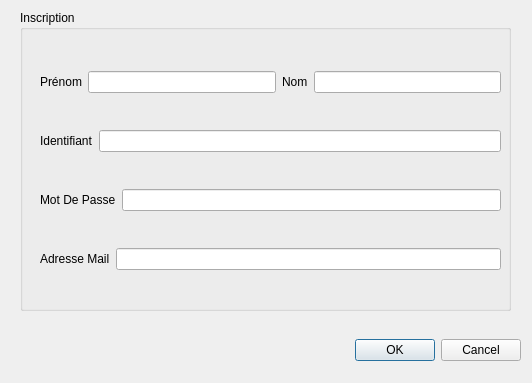
Old version of the form View/viewinscription.ui in the repository Darhal/Trottipret.
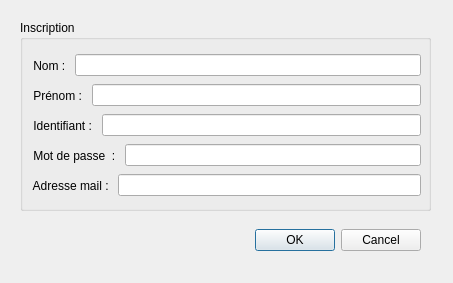
New version of the form.

```diff
--- a/View/viewinscription.ui
+++ b/View/viewinscription.ui
@@ -6,161 +6,20 @@
    <rect>
     <x>0</x>
     <y>0</y>
-    <width>532</width>
-    <height>383</height>
+    <width>453</width>
+    <height>283</height>
    </rect>
   </property>
   <property name="windowTitle">
    <string>Inscription</string>
   </property>
-  <widget class="QDialogButtonBox" name="buttonBox">
-   <property name="geometry">
-    <rect>
-     <x>330</x>
-     <y>320</y>
-     <width>191</width>
-     <height>61</height>
-    </rect>
-   </property>
-   <property name="orientation">
-    <enum>Qt::Horizontal</enum>
-   </property>
-   <property name="standardButtons">
-    <set>QDialogButtonBox::Cancel|QDialogButtonBox::Ok</set>
-   </property>
-  </widget>
-  <widget class="QGroupBox" name="groupBox">
-   <property name="geometry">
-    <rect>
-     <x>20</x>
-     <y>10</y>
-     <width>491</width>
-     <height>301</height>
-    </rect>
-   </property>
-   <property name="title">
-    <string>Inscription</string>
-   </property>
-   <widget class="QWidget" name="verticalLayoutWidget">
-    <property name="geometry">
-     <rect>
-      <x>20</x>
-      <y>30</y>
-      <width>461</width>
-      <height>261</height>
-     </rect>
-    </property>
-    <layout class="QVBoxLayout" name="verticalLayout_3">
-     <item>
-      <layout class="QHBoxLayout" name="horizontalLayout">
-       <item>
-        <widget class="QLabel" name="label_2">
-         <property name="maximumSize">
-          <size>
-           <width>16777215</width>
-           <height>30</height>
-          </size>
-         </property>
-         <property name="text">
-          <string>Prénom</string>
-         </property>
-        </widget>
-       </item>
-       <item>
-        <widget class="QLineEdit" name="prenom"/>
-       </item>
-       <item>
-        <widget class="QLabel" name="label">
-         <property name="maximumSize">
-          <size>
-           <width>16777215</width>
-           <height>30</height>
-          </size>
-         </property>
-         <property name="text">
-          <string>Nom</string>
-         </property>
-        </widget>
-       </item>
-       <item>
-        <widget class="QLineEdit" name="nom"/>
-       </item>
-      </layout>
-     </item>
-     <item>
-      <layout class="QHBoxLayout" name="horizontalLayout_2">
-       <item>
-        <widget class="QLabel" name="label_3">
-         <property name="maximumSize">
-          <size>
-           <width>16777215</width>
-           <height>30</height>
-          </size>
-         </property>
-         <property name="text">
-          <string>Identifiant</string>
-         </property>
-        </widget>
-       </item>
-       <item>
-        <widget class="QLineEdit" name="identifiant"/>
-       </item>
-      </layout>
-     </item>
-     <item>
-      <layout class="QHBoxLayout" name="horizontalLayout_4">
-       <item>
-        <widget class="QLabel" name="label_4">
-         <property name="maximumSize">
-          <size>
-           <width>16777215</width>
-           <height>30</height>
-          </size>
-         </property>
-         <property name="text">
-          <string>Mot De Passe</string>
-         </property>
-        </widget>
-       </item>
-       <item>
-        <widget class="QLineEdit" name="mdp">
-         <property name="echoMode">
-          <enum>QLineEdit::Password</enum>
-         </property>
-        </widget>
-       </item>
-      </layout>
-     </item>
-     <item>
-      <layout class="QHBoxLayout" name="horizontalLayout_6">
-       <item>
-        <widget class="QLabel" name="label_5">
-         <property name="maximumSize">
-          <size>
-           <width>16777215</width>
-           <height>30</height>
-          </size>
-         </property>
-         <property name="text">
-          <string>Adresse Mail</string>
-         </property>
-        </widget>
-       </item>
-       <item>
-        <widget class="QLineEdit" name="adrmail"/>
-       </item>
-      </layout>
-     </item>
-    </layout>
-   </widget>
-  </widget>
   <widget class="QLabel" name="warning">
    <property name="geometry">
     <rect>
-     <x>20</x>
-     <y>320</y>
+     <x>10</x>
+     <y>220</y>
      <width>321</width>
-     <height>51</height>
+     <height>61</height>
     </rect>
    </property>
    <property name="maximumSize">
@@ -176,6 +35,145 @@
     <string/>
    </property>
   </widget>
+  <widget class="QGroupBox" name="groupBox_2">
+   <property name="geometry">
+    <rect>
+     <x>20</x>
+     <y>20</y>
+     <width>411</width>
+     <height>191</height>
+    </rect>
+   </property>
+   <property name="title">
+    <string>Inscription</string>
+   </property>
+   <widget class="QWidget" name="horizontalLayoutWidget">
+    <property name="geometry">
+     <rect>
+      <x>10</x>
+      <y>30</y>
+      <width>391</width>
+      <height>31</height>
+     </rect>
+    </property>
+    <layout class="QHBoxLayout" name="horizontalLayout_3">
+     <item>
+      <widget class="QLabel" name="label_6">
+       <property name="text">
+        <string> Nom : </string>
+       </property>
+      </widget>
+     </item>
+     <item>
+      <widget class="QLineEdit" name="nom"/>
+     </item>
+    </layout>
+   </widget>
+   <widget class="QWidget" name="horizontalLayoutWidget_2">
+    <property name="geometry">
+     <rect>
+      <x>10</x>
+      <y>60</y>
+      <width>391</width>
+      <height>31</height>
+     </rect>
+    </property>
+    <layout class="QHBoxLayout" name="horizontalLayout_5">
+     <item>
+      <widget class="QLabel" name="label_7">
+       <property name="text">
+        <string> Prénom : </string>
+       </property>
+      </widget>
+     </item>
+     <item>
+      <widget class="QLineEdit" name="prenom"/>
+     </item>
+    </layout>
+   </widget>
+   <widget class="QWidget" name="horizontalLayoutWidget_3">
+    <property name="geometry">
+     <rect>
+      <x>10</x>
+      <y>90</y>
+      <width>391</width>
+      <height>31</height>
+     </rect>
+    </property>
+    <layout class="QHBoxLayout" name="horizontalLayout_4">
+     <item>
+      <widget class="QLabel" name="label_8">
+       <property name="text">
+        <string> Identifiant : </string>
+       </property>
+      </widget>
+     </item>
+     <item>
+      <widget class="QLineEdit" name="identifiant"/>
+     </item>
+    </layout>
+   </widget>
+   <widget class="QWidget" name="horizontalLayoutWidget_4">
+    <property name="geometry">
+     <rect>
+      <x>10</x>
+      <y>120</y>
+      <width>391</width>
+      <height>31</height>
+     </rect>
+    </property>
+    <layout class="QHBoxLayout" name="horizontalLayout_6">
+     <item>
+      <widget class="QLabel" name="label_9">
+       <property name="text">
+        <string> Mot de passe  : </string>
+       </property>
+      </widget>
+     </item>
+     <item>
+      <widget class="QLineEdit" name="mdp"/>
+     </item>
+    </layout>
+   </widget>
+   <widget class="QWidget" name="horizontalLayoutWidget_5">
+    <property name="geometry">
+     <rect>
+      <x>10</x>
+      <y>150</y>
+      <width>391</width>
+      <height>31</height>
+     </rect>
+    </property>
+    <layout class="QHBoxLayout" name="horizontalLayout_7">
+     <item>
+      <widget class="QLabel" name="label_10">
+       <property name="text">
+        <string> Adresse mail : </string>
+       </property>
+      </widget>
+     </item>
+     <item>
+      <widget class="QLineEdit" name="adrmail"/>
+     </item>
+    </layout>
+   </widget>
+  </widget>
+  <widget class="QDialogButtonBox" name="buttonBox">
+   <property name="geometry">
+    <rect>
+     <x>250</x>
+     <y>210</y>
+     <width>171</width>
+     <height>61</height>
+    </rect>
+   </property>
+   <property name="orientation">
+    <enum>Qt::Horizontal</enum>
+   </property>
+   <property name="standardButtons">
+    <set>QDialogButtonBox::Cancel|QDialogButtonBox::Ok</set>
+   </property>
+  </widget>
  </widget>
  <resources/>
  <connections>
```
